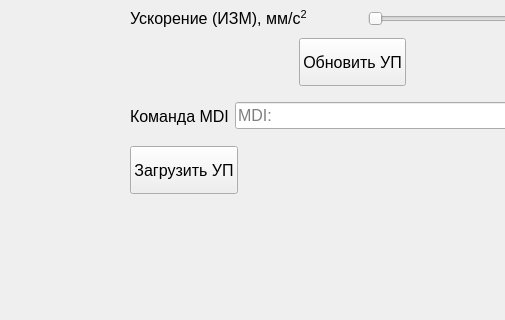
This is BallScrewVCP3.ui in Ornstein89/BallScrewControl_QtVCP as Qt 5 draws it before an edit; both pictures show x 0 to 505 and y 571 to 891 of the 1193 by 891 pixel window. The edited form follows.
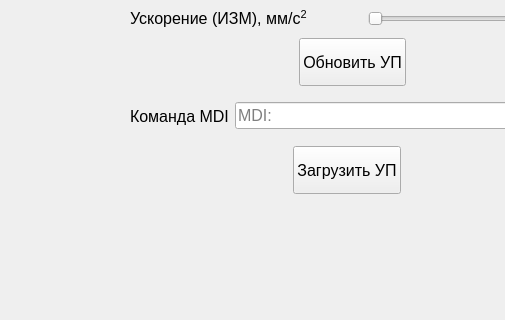
This is the edited form. Icons and pictures are not drawn. Custom widgets are drawn as their Qt base class.

Patch:
```diff
--- a/BallScrewVCP3.ui
+++ b/BallScrewVCP3.ui
@@ -424,8 +424,11 @@
           </item>
           <item>
            <layout class="QGridLayout" name="gridLayout_15">
-            <item row="0" column="0" alignment="Qt::AlignLeft">
+            <item row="0" column="0" alignment="Qt::AlignHCenter">
              <widget class="QPushButton" name="btnLoadGCode33">
+              <property name="layoutDirection">
+               <enum>Qt::LeftToRight</enum>
+              </property>
               <property name="text">
                <string>Загрузить УП</string>
               </property>
```
Left out of the diff: 46 changed lines with no effect on the pictures.
